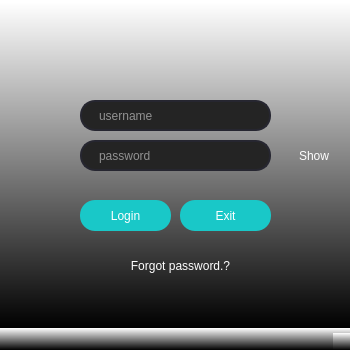
ibrahimes82/VIT3-Python-Module-Week7, file login_ui.ui: the form before one commit.
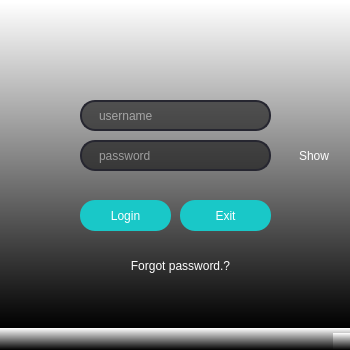
The form after the commit. Icons and pictures are not drawn.

Patch:
```diff
--- a/login_ui.ui
+++ b/login_ui.ui
@@ -124,7 +124,7 @@
   border-radius: 15px;
   color: #FFF;
   padding-left: 15px;
-  background-color: rgb(36, 36, 36);
+  background-color: rgba(0, 0, 0,55%);
  
 }
 
@@ -168,7 +168,7 @@
   border-radius: 15px;
   color: #FFF;
   padding-left: 15px;
-  background-color: rgb(36, 36, 36);
+  background-color: rgba(0, 0, 0,55%);
  
 }
 
```
